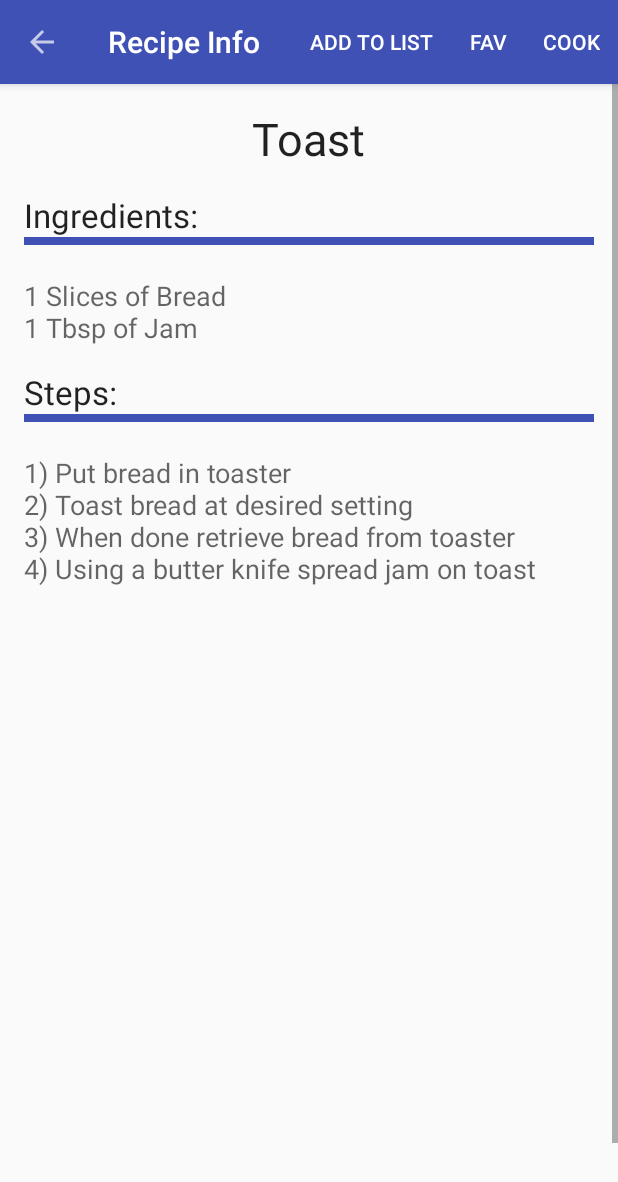
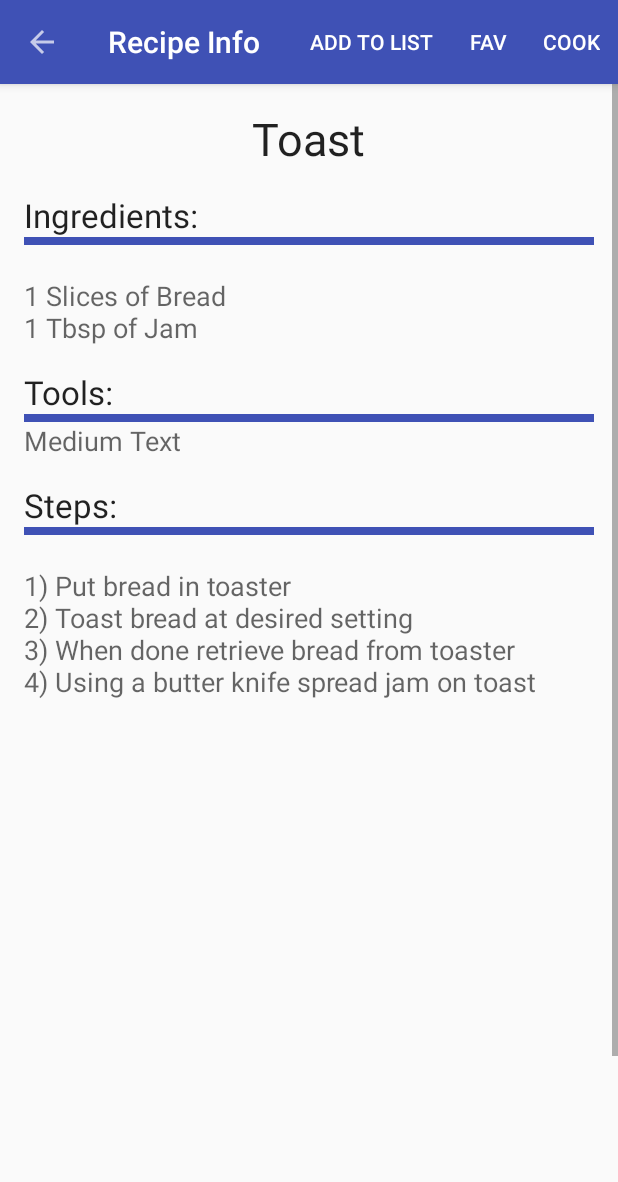
Before and after one commit to shawndur/MealDesigner, an Android app: the RecipeInfo screen opened directly, with no data from a screen before it, on a phone screen of 412 x 824 dp. Shown: the top 1182 px of the screen. Run offline under Robolectric (Android 15) with nearby library versions, the light colour scheme and no system bars.

Commit message:
Added tools to recipe info and added comments for the layout

```diff
--- a/app/src/main/res/layout/activity_recipe_info.xml
+++ b/app/src/main/res/layout/activity_recipe_info.xml
@@ -19,6 +19,8 @@
             android:layout_height="wrap_content"
             android:layout_margin="@dimen/activity_vertical_margin">
 
+            <!-- ******* Recipe Name *************-->
+
             <TextView
                 android:layout_width="wrap_content"
                 android:layout_height="wrap_content"
@@ -28,6 +30,7 @@
                 android:id="@+id/recipe_name_text"
                 android:textSize="30sp"/>
 
+            <!--************ Ingredients*********** -->
             <TextView
                 android:layout_width="wrap_content"
                 android:layout_height="wrap_content"
@@ -47,6 +50,27 @@
                 android:text="Medium Text"
                 android:id="@+id/recipe_ingredients_text" />
 
+            <!--************ Tools *********** -->
+            <TextView
+                android:layout_width="wrap_content"
+                android:layout_height="wrap_content"
+                android:textAppearance="?android:attr/textAppearanceLarge"
+                android:text="Tools:"
+                android:layout_marginTop="@dimen/activity_vertical_margin"/>
+
+            <View
+                android:layout_width="match_parent"
+                android:layout_height="5dp"
+                android:background="@color/colorPrimary"/>
+
+            <TextView
+                android:layout_width="wrap_content"
+                android:layout_height="wrap_content"
+                android:textAppearance="?android:attr/textAppearanceMedium"
+                android:text="Medium Text"
+                android:id="@+id/recipe_tools_text" />
+
+            <!--********* Steps************** -->
             <TextView
                 android:layout_width="wrap_content"
                 android:layout_height="wrap_content"
@@ -67,6 +91,7 @@
                 android:text="Medium Text"
                 android:id="@+id/recipe_steps_text" />
 
+            <!--******** Space to demo Scrolling********** -->
             <Space
                 android:layout_width="20dp"
                 android:layout_height="500dp" />
```
